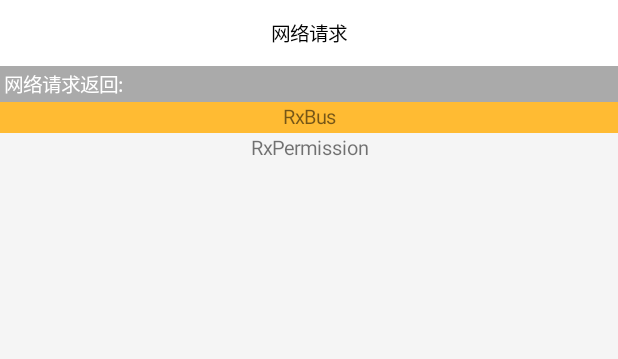
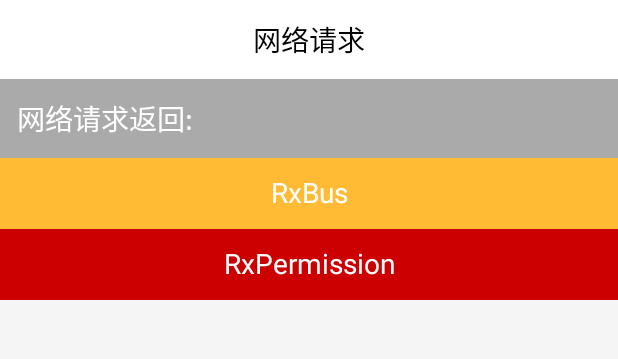
Before and after one commit to tzz2015/commonLib, an Android app: the screen it shows after launch (DemoActivity), on a phone screen of 412 x 824 dp, the part 157-516 px from its top. Run offline under Robolectric (Android 15) with nearby library versions, the phone set to English and light mode, and no system bars; our stand-ins replace data binding; libraries missing offline, so code that uses them is left out: com.kaopiz.kprogresshud, com.tbruyelle.rxpermissions, retrofit2.adapter.rxjava, rx.functions, rx.subscriptions; 3 statements that could not run were skipped.

```diff
--- a/app/src/main/AndroidManifest.xml
+++ b/app/src/main/AndroidManifest.xml
@@ -1,6 +1,7 @@
 <?xml version="1.0" encoding="utf-8"?>
 <manifest xmlns:android="http://schemas.android.com/apk/res/android"
     package="com.example.a11829.commonlib">
+    <uses-permission android:name="android.permission.CAMERA"/>
 
     <application
         android:allowBackup="true"
--- a/app/src/main/java/com/example/a11829/commonlib/presenter/DemoActivityPresenter.java
+++ b/app/src/main/java/com/example/a11829/commonlib/presenter/DemoActivityPresenter.java
@@ -30,6 +30,8 @@ public class DemoActivityPresenter extends DemoActivityContact.Presenter impleme
                 .setCallBack(this).create();
     }
 
+
+
     @Override
     public void onSuccess(int requestId, Object o) {
         switch (requestId){
@@ -43,5 +45,6 @@ public class DemoActivityPresenter extends DemoActivityContact.Presenter impleme
     @Override
     public void onException(int requestId) {
 
+
     }
 }
--- a/app/src/main/res/layout/activity_demo.xml
+++ b/app/src/main/res/layout/activity_demo.xml
@@ -1,66 +1,79 @@
 <?xml version="1.0" encoding="utf-8"?>
 <layout xmlns:android="http://schemas.android.com/apk/res/android"
     xmlns:tools="http://schemas.android.com/tools">
-    <data >
+
+    <data>
+
         <variable
             name="userInfo"
-            type="com.zyf.fwms.commonlibrary.model.UserInfoModel"/>
+            type="com.zyf.fwms.commonlibrary.model.UserInfoModel" />
     </data>
+
     <LinearLayout
-        android:orientation="vertical"
         android:layout_width="match_parent"
-        android:layout_height="match_parent">
+        android:layout_height="match_parent"
+        android:orientation="vertical">
+
         <TextView
             android:id="@+id/tv_recyclerView"
+            android:layout_width="match_parent"
+            android:layout_height="wrap_content"
+            android:background="@android:color/holo_blue_bright"
+            android:gravity="center"
+            android:padding="20px"
+            android:text="RecyclerView"
             android:textColor="@color/colorWhite"
-            android:background="@android:color/holo_blue_bright"
-            android:textSize="30px"
+            android:textSize="30px" />
+
+        <TextView
+            android:id="@+id/tv_request"
+            android:layout_width="match_parent"
+            android:layout_height="wrap_content"
+            android:background="@color/colorWhite"
+            android:gravity="center"
             android:padding="20px"
-            android:gravity="center"
-            android:text="RecyclerView"
-            android:layout_width="match_parent"
-            android:layout_height="wrap_content" />
-        <TextView
             android:text="网络请求"
-            android:id="@+id/tv_request"
-            android:padding="20px"
-            android:gravity="center"
-            android:background="@color/colorWhite"
             android:textColor="@android:color/black"
-            android:layout_width="match_parent"
-            android:layout_height="wrap_content" />
+            android:textSize="30px" />
 
 
         <LinearLayout
+            android:layout_width="match_parent"
+            android:layout_height="wrap_content"
             android:background="@android:color/darker_gray"
-            android:orientation="vertical"
-            android:layout_width="match_parent"
-            android:layout_height="wrap_content">
+            android:orientation="vertical">
+
             <TextView
-                android:padding="5px"
+                android:layout_width="match_parent"
+                android:layout_height="wrap_content"
+                android:padding="20px"
                 android:text="@{`网络请求返回:`+(userInfo.phone ??``)}"
                 android:textColor="@color/colorWhite"
-                android:layout_width="match_parent"
-                android:layout_height="wrap_content" />
+                android:textSize="30px" />
         </LinearLayout>
 
         <TextView
+            android:id="@+id/tv_rx_bus"
+            android:layout_width="match_parent"
+            android:layout_height="wrap_content"
             android:background="@android:color/holo_orange_light"
-            android:padding="5px"
             android:gravity="center"
-            android:id="@+id/tv_rx_bus"
+            android:padding="20px"
             android:text="RxBus"
+            android:textColor="@color/colorWhite"
+            android:textSize="30px" />
+
+        <TextView
+            android:id="@+id/tv_rx_permission"
             android:layout_width="match_parent"
-            android:layout_height="wrap_content" />
-        <TextView
-            android:padding="5px"
+            android:layout_height="wrap_content"
+            android:background="@android:color/holo_red_dark"
             android:gravity="center"
-            android:id="@+id/tv_rx_permission"
+            android:padding="20px"
             android:text="RxPermission"
-            android:layout_width="match_parent"
-            android:layout_height="wrap_content" />
+            android:textColor="@color/colorWhite"
+            android:textSize="30px" />
     </LinearLayout>
 
 
-
 </layout>
```
Also changed, not shown: app/src/main/java/com/example/a11829/commonlib/DemoActivity.java (+22 -5 lines), app/src/main/java/com/example/a11829/commonlib/base/BaseActivity.java (+31 -0 lines), app/src/main/java/com/example/a11829/commonlib/contact/DemoActivityContact.java (+6 -4 lines), commonlibrary/build.gradle (+7 -1 lines).
